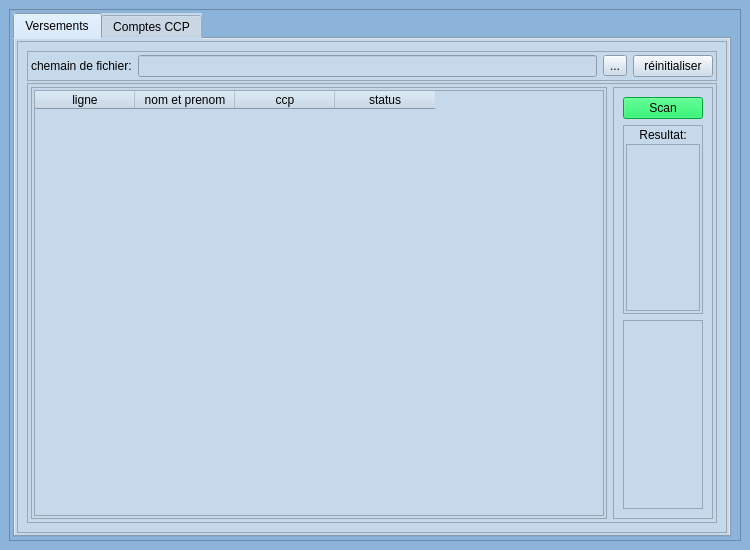
otmanLAHRECHE/CCP_cheker, file ui/main_ui.ui: the form before one commit.
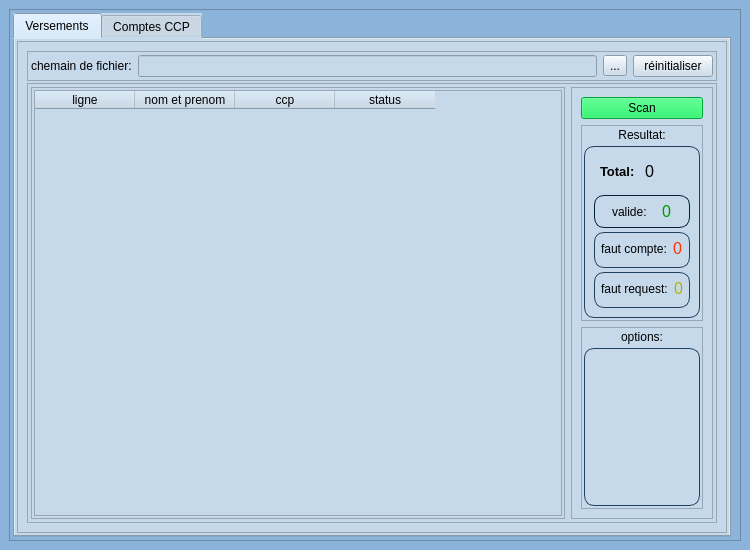
The form after the commit.

What changed in the file:
```diff
--- a/ui/main_ui.ui
+++ b/ui/main_ui.ui
@@ -250,7 +250,7 @@
                       </property>
                       <layout class="QVBoxLayout" name="verticalLayout_7">
                        <property name="spacing">
-                        <number>2</number>
+                        <number>4</number>
                        </property>
                        <property name="leftMargin">
                         <number>2</number>
@@ -282,12 +282,286 @@
                        </item>
                        <item>
                         <widget class="QFrame" name="frame_9">
+                         <property name="styleSheet">
+                          <string notr="true">border-radius: 10px;
+border: 1.25px solid rgb(32, 64, 96);</string>
+                         </property>
                          <property name="frameShape">
                           <enum>QFrame::StyledPanel</enum>
                          </property>
                          <property name="frameShadow">
                           <enum>QFrame::Raised</enum>
                          </property>
+                         <layout class="QVBoxLayout" name="verticalLayout_9">
+                          <property name="spacing">
+                           <number>4</number>
+                          </property>
+                          <item>
+                           <widget class="QFrame" name="frame_14">
+                            <property name="styleSheet">
+                             <string notr="true">border-radius: 0px;
+border: 0px;</string>
+                            </property>
+                            <property name="frameShape">
+                             <enum>QFrame::StyledPanel</enum>
+                            </property>
+                            <property name="frameShadow">
+                             <enum>QFrame::Raised</enum>
+                            </property>
+                            <layout class="QHBoxLayout" name="horizontalLayout_6">
+                             <property name="leftMargin">
+                              <number>6</number>
+                             </property>
+                             <property name="topMargin">
+                              <number>6</number>
+                             </property>
+                             <property name="rightMargin">
+                              <number>6</number>
+                             </property>
+                             <property name="bottomMargin">
+                              <number>10</number>
+                             </property>
+                             <item>
+                              <widget class="QLabel" name="label_10">
+                               <property name="font">
+                                <font>
+                                 <pointsize>10</pointsize>
+                                 <weight>75</weight>
+                                 <bold>true</bold>
+                                </font>
+                               </property>
+                               <property name="text">
+                                <string>Total:</string>
+                               </property>
+                              </widget>
+                             </item>
+                             <item>
+                              <widget class="QLabel" name="label_11">
+                               <property name="font">
+                                <font>
+                                 <pointsize>12</pointsize>
+                                </font>
+                               </property>
+                               <property name="text">
+                                <string>0</string>
+                               </property>
+                              </widget>
+                             </item>
+                            </layout>
+                           </widget>
+                          </item>
+                          <item>
+                           <widget class="QFrame" name="frame_11">
+                            <property name="sizePolicy">
+                             <sizepolicy hsizetype="Preferred" vsizetype="Fixed">
+                              <horstretch>0</horstretch>
+                              <verstretch>0</verstretch>
+                             </sizepolicy>
+                            </property>
+                            <property name="styleSheet">
+                             <string notr="true">border-radius: 10px;
+border: 0.5px solid rgb(0, 33, 51);</string>
+                            </property>
+                            <property name="frameShape">
+                             <enum>QFrame::StyledPanel</enum>
+                            </property>
+                            <property name="frameShadow">
+                             <enum>QFrame::Raised</enum>
+                            </property>
+                            <layout class="QHBoxLayout" name="horizontalLayout_3">
+                             <property name="spacing">
+                              <number>4</number>
+                             </property>
+                             <property name="leftMargin">
+                              <number>6</number>
+                             </property>
+                             <property name="topMargin">
+                              <number>6</number>
+                             </property>
+                             <property name="rightMargin">
+                              <number>6</number>
+                             </property>
+                             <property name="bottomMargin">
+                              <number>6</number>
+                             </property>
+                             <item>
+                              <widget class="QLabel" name="label_7">
+                               <property name="sizePolicy">
+                                <sizepolicy hsizetype="Fixed" vsizetype="Preferred">
+                                 <horstretch>0</horstretch>
+                                 <verstretch>0</verstretch>
+                                </sizepolicy>
+                               </property>
+                               <property name="styleSheet">
+                                <string notr="true">border-radius: 0px;
+border: 0px;</string>
+                               </property>
+                               <property name="text">
+                                <string>valide:</string>
+                               </property>
+                              </widget>
+                             </item>
+                             <item>
+                              <widget class="QLabel" name="label_4">
+                               <property name="sizePolicy">
+                                <sizepolicy hsizetype="Fixed" vsizetype="Preferred">
+                                 <horstretch>0</horstretch>
+                                 <verstretch>0</verstretch>
+                                </sizepolicy>
+                               </property>
+                               <property name="font">
+                                <font>
+                                 <pointsize>12</pointsize>
+                                </font>
+                               </property>
+                               <property name="styleSheet">
+                                <string notr="true">border-radius: 0px;
+border: 0px;
+color: rgb(0, 153, 0);</string>
+                               </property>
+                               <property name="text">
+                                <string>0</string>
+                               </property>
+                              </widget>
+                             </item>
+                            </layout>
+                           </widget>
+                          </item>
+                          <item>
+                           <widget class="QFrame" name="frame_12">
+                            <property name="sizePolicy">
+                             <sizepolicy hsizetype="Preferred" vsizetype="Fixed">
+                              <horstretch>0</horstretch>
+                              <verstretch>0</verstretch>
+                             </sizepolicy>
+                            </property>
+                            <property name="frameShape">
+                             <enum>QFrame::StyledPanel</enum>
+                            </property>
+                            <property name="frameShadow">
+                             <enum>QFrame::Raised</enum>
+                            </property>
+                            <layout class="QHBoxLayout" name="horizontalLayout_4">
+                             <property name="leftMargin">
+                              <number>6</number>
+                             </property>
+                             <property name="topMargin">
+                              <number>6</number>
+                             </property>
+                             <property name="rightMargin">
+                              <number>6</number>
+                             </property>
+                             <item>
+                              <widget class="QLabel" name="label_5">
+                               <property name="sizePolicy">
+                                <sizepolicy hsizetype="Fixed" vsizetype="Preferred">
+                                 <horstretch>0</horstretch>
+                                 <verstretch>0</verstretch>
+                                </sizepolicy>
+                               </property>
+                               <property name="styleSheet">
+                                <string notr="true">border-radius: 0px;
+border: 0px;</string>
+                               </property>
+                               <property name="text">
+                                <string>faut compte:</string>
+                               </property>
+                              </widget>
+                             </item>
+                             <item>
+                              <widget class="QLabel" name="label_8">
+                               <property name="sizePolicy">
+                                <sizepolicy hsizetype="Fixed" vsizetype="Preferred">
+                                 <horstretch>0</horstretch>
+                                 <verstretch>0</verstretch>
+                                </sizepolicy>
+                               </property>
+                               <property name="font">
+                                <font>
+                                 <pointsize>12</pointsize>
+                                </font>
+                               </property>
+                               <property name="styleSheet">
+                                <string notr="true">border-radius: 0px;
+border: 0px;
+color: rgb(255, 51, 0);</string>
+                               </property>
+                               <property name="text">
+                                <string>0</string>
+                               </property>
+                              </widget>
+                             </item>
+                            </layout>
+                           </widget>
+                          </item>
+                          <item>
+                           <widget class="QFrame" name="frame_13">
+                            <property name="sizePolicy">
+                             <sizepolicy hsizetype="Preferred" vsizetype="Fixed">
+                              <horstretch>0</horstretch>
+                              <verstretch>0</verstretch>
+                             </sizepolicy>
+                            </property>
+                            <property name="frameShape">
+                             <enum>QFrame::StyledPanel</enum>
+                            </property>
+                            <property name="frameShadow">
+                             <enum>QFrame::Raised</enum>
+                            </property>
+                            <layout class="QHBoxLayout" name="horizontalLayout_5">
+                             <property name="leftMargin">
+                              <number>6</number>
+                             </property>
+                             <property name="topMargin">
+                              <number>6</number>
+                             </property>
+                             <property name="rightMargin">
+                              <number>6</number>
+                             </property>
+                             <item>
+                              <widget class="QLabel" name="label_6">
+                               <property name="sizePolicy">
+                                <sizepolicy hsizetype="Fixed" vsizetype="Preferred">
+                                 <horstretch>0</horstretch>
+                                 <verstretch>0</verstretch>
+                                </sizepolicy>
+                               </property>
+                               <property name="styleSheet">
+                                <string notr="true">border-radius: 0px;
+border: 0px;</string>
+                               </property>
+                               <property name="text">
+                                <string>faut request:</string>
+                               </property>
+                              </widget>
+                             </item>
+                             <item>
+                              <widget class="QLabel" name="label_9">
+                               <property name="sizePolicy">
+                                <sizepolicy hsizetype="Fixed" vsizetype="Preferred">
+                                 <horstretch>0</horstretch>
+                                 <verstretch>0</verstretch>
+                                </sizepolicy>
+                               </property>
+                               <property name="font">
+                                <font>
+                                 <pointsize>12</pointsize>
+                                </font>
+                               </property>
+                               <property name="styleSheet">
+                                <string notr="true">border-radius: 0px;
+border: 0px;
+color: rgb(179, 179, 0);</string>
+                               </property>
+                               <property name="text">
+                                <string>0</string>
+                               </property>
+                              </widget>
+                             </item>
+                            </layout>
+                           </widget>
+                          </item>
+                         </layout>
                         </widget>
                        </item>
                       </layout>
@@ -301,6 +575,53 @@
                       <property name="frameShadow">
                        <enum>QFrame::Raised</enum>
                       </property>
+                      <layout class="QVBoxLayout" name="verticalLayout_8">
+                       <property name="spacing">
+                        <number>4</number>
+                       </property>
+                       <property name="leftMargin">
+                        <number>2</number>
+                       </property>
+                       <property name="topMargin">
+                        <number>2</number>
+                       </property>
+                       <property name="rightMargin">
+                        <number>2</number>
+                       </property>
+                       <property name="bottomMargin">
+                        <number>2</number>
+                       </property>
+                       <item>
+                        <widget class="QLabel" name="label_3">
+                         <property name="sizePolicy">
+                          <sizepolicy hsizetype="Preferred" vsizetype="Fixed">
+                           <horstretch>0</horstretch>
+                           <verstretch>0</verstretch>
+                          </sizepolicy>
+                         </property>
+                         <property name="text">
+                          <string>options:</string>
+                         </property>
+                         <property name="alignment">
+                          <set>Qt::AlignCenter</set>
+                         </property>
+                        </widget>
+                       </item>
+                       <item>
+                        <widget class="QFrame" name="frame_10">
+                         <property name="styleSheet">
+                          <string notr="true">border-radius: 10px;
+border: 1.25px solid rgb(32, 64, 96);</string>
+                         </property>
+                         <property name="frameShape">
+                          <enum>QFrame::StyledPanel</enum>
+                         </property>
+                         <property name="frameShadow">
+                          <enum>QFrame::Raised</enum>
+                         </property>
+                        </widget>
+                       </item>
+                      </layout>
                      </widget>
                     </item>
                    </layout>
```
